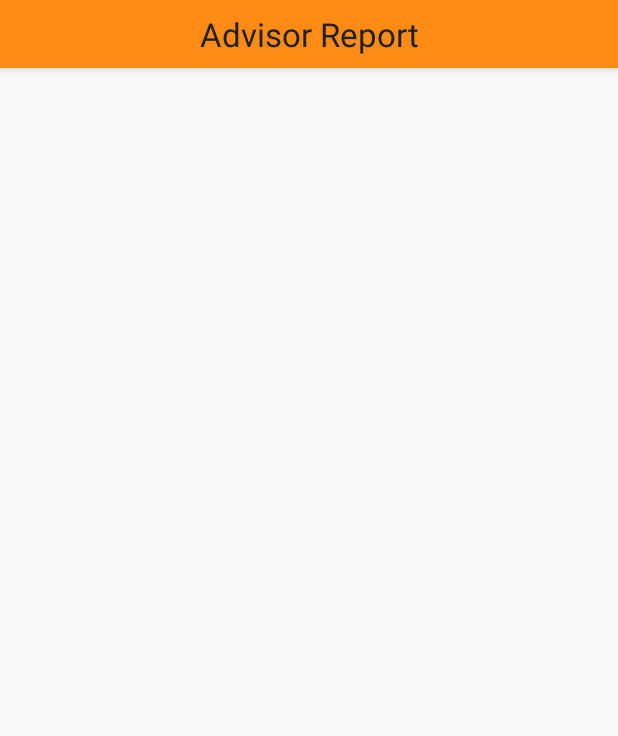
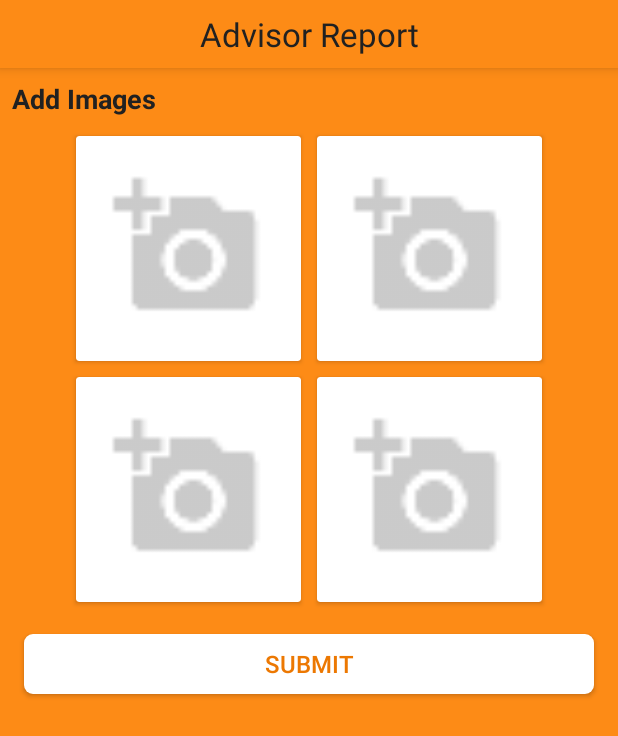
Before and after one commit to KingofMountains/SingleTeacherSchools, an Android app: the fragment CaptureFragment placed in its activity, on a phone screen of 412 x 824 dp. Shown: the top 736 px of the screen. Run offline under Robolectric (Android 15) with nearby library versions, the phone set to English and light mode, and no system bars.

Commit message:
capture frag 50 %

```diff
--- a/app/src/main/AndroidManifest.xml
+++ b/app/src/main/AndroidManifest.xml
@@ -1,6 +1,8 @@
 <?xml version="1.0" encoding="utf-8"?>
 <manifest xmlns:android="http://schemas.android.com/apk/res/android"
           package="com.sts.singleteacherschool">
+
+    <uses-permission android:name="android.permission.WRITE_EXTERNAL_STORAGE"/>
 
     <application
         android:allowBackup="true"
--- a/app/src/main/java/com/sts/singleteacherschool/CaptureFragment.java
+++ b/app/src/main/java/com/sts/singleteacherschool/CaptureFragment.java
@@ -1,14 +1,26 @@
 package com.sts.singleteacherschool;
 
+import android.app.Activity;
 import android.content.Context;
+import android.content.Intent;
+import android.graphics.Bitmap;
 import android.os.Bundle;
+import android.os.Environment;
+import android.provider.MediaStore;
 import android.support.v4.app.Fragment;
 import android.view.LayoutInflater;
 import android.view.View;
 import android.view.ViewGroup;
+import android.widget.ImageView;
+
+import java.io.File;
+import java.io.FileOutputStream;
+import java.io.IOException;
 
 public class CaptureFragment extends Fragment {
 
+    View v;
+    ImageView imgOne, imgTwo, imgThree, imgFour;
     private OnFragmentInteractionListener mListener;
 
     public CaptureFragment() {
@@ -21,15 +33,34 @@ public class CaptureFragment extends Fragment {
     }
 
     @Override
-    public View onCreateView(LayoutInflater inflater, ViewGroup container,Bundle savedInstanceState) {
-        return inflater.inflate(R.layout.fragment_capture, container, false);
+    public View onCreateView(LayoutInflater inflater, ViewGroup container, Bundle savedInstanceState) {
+        v = inflater.inflate(R.layout.fragment_capture, container, false);
+        init();
+        return v;
     }
 
-    public void onSubmitPressed() {
-        if (mListener != null) {
-            mListener.onFragmentInteraction("submit");
-        }
+    private void init() {
+
+        imgOne = (ImageView) v.findViewById(R.id.imageView01);
+        imgTwo = (ImageView) v.findViewById(R.id.imageView02);
+        imgThree = (ImageView) v.findViewById(R.id.imageView03);
+        imgFour = (ImageView) v.findViewById(R.id.imageView04);
+
+        imgOne.setOnClickListener(new OnImageClick());
+        imgTwo.setOnClickListener(new OnImageClick());
+        imgThree.setOnClickListener(new OnImageClick());
+        imgFour.setOnClickListener(new OnImageClick());
+
+        v.findViewById(R.id.btnSubmit).setOnClickListener(new View.OnClickListener() {
+            @Override
+            public void onClick(View v) {
+                if (mListener != null) {
+                    mListener.onFragmentInteraction("submit");
+                }
+            }
+        });
     }
+
 
     @Override
     public void onAttach(Context context) {
@@ -37,7 +68,18 @@ public class CaptureFragment extends Fragment {
         if (context instanceof OnFragmentInteractionListener) {
             mListener = (OnFragmentInteractionListener) context;
         } else {
-            throw new RuntimeException(context.toString()+ " must implement OnFragmentInteractionListener");
+            throw new RuntimeException(context.toString() + " must implement OnFragmentInteractionListener");
+        }
+    }
+
+    @SuppressWarnings("deprecation")
+    @Override
+    public void onAttach(Activity context) {
+        super.onAttach(context);
+        if (context instanceof OnFragmentInteractionListener) {
+            mListener = (OnFragmentInteractionListener) context;
+        } else {
+            throw new RuntimeException(context.toString() + " must implement OnFragmentInteractionListener");
         }
     }
 
@@ -47,4 +89,30 @@ public class CaptureFragment extends Fragment {
         mListener = null;
     }
 
+    @Override
+    public void onActivityResult(int requestCode, int resultCode, Intent data) {
+        super.onActivityResult(requestCode, resultCode, data);
+
+        if (requestCode == 101 && resultCode == Activity.RESULT_OK && null != data) {
+
+            Bitmap photo = (Bitmap) data.getExtras().get("data");
+            try {
+                File outFile = new File(Environment.getExternalStorageDirectory(), "test.jpeg");
+                FileOutputStream fos = new FileOutputStream(outFile);
+                photo.compress(Bitmap.CompressFormat.PNG, 100, fos);
+                fos.flush();
+                fos.close();
+            } catch (IOException e) {
+                e.printStackTrace();
+            }
+        }
+    }
+
+    private class OnImageClick implements View.OnClickListener {
+        @Override
+        public void onClick(View v) {
+            Intent cameraIntent = new Intent(MediaStore.ACTION_IMAGE_CAPTURE);
+            getActivity().startActivityFromFragment(CaptureFragment.this, cameraIntent, 101);
+        }
+    }
 }
--- a/app/src/main/res/layout/fragment_capture.xml
+++ b/app/src/main/res/layout/fragment_capture.xml
@@ -1,8 +1,105 @@
 <FrameLayout xmlns:android="http://schemas.android.com/apk/res/android"
+             xmlns:app="http://schemas.android.com/apk/res-auto"
              xmlns:tools="http://schemas.android.com/tools"
              android:layout_width="match_parent"
              android:layout_height="match_parent"
              tools:context="com.sts.singleteacherschool.CaptureFragment">
 
+    <LinearLayout
+        android:layout_width="match_parent"
+        android:layout_height="match_parent"
+        android:background="@color/colorPrimary"
+        android:orientation="vertical">
+
+        <TextView
+            style="@style/formTitleLabelStyle"
+            android:layout_width="match_parent"
+            android:gravity="start"
+            android:text="@string/add_images"/>
+
+        <LinearLayout
+            android:layout_width="match_parent"
+            android:layout_height="wrap_content"
+            android:gravity="center"
+            android:orientation="horizontal">
+
+            <android.support.v7.widget.CardView
+                android:layout_width="wrap_content"
+                android:layout_height="wrap_content"
+                android:layout_margin="5dp">
+
+                <ImageView
+                    android:id="@+id/imageView01"
+                    android:layout_width="150dp"
+                    android:layout_height="150dp"
+                    android:tint="@color/divider"
+                    app:srcCompat="@drawable/capture_image"/>
+
+            </android.support.v7.widget.CardView>
+
+            <android.support.v7.widget.CardView
+                android:layout_width="wrap_content"
+                android:layout_height="wrap_content"
+                android:layout_margin="5dp">
+
+                <ImageView
+                    android:id="@+id/imageView02"
+                    android:layout_width="150dp"
+                    android:layout_height="150dp"
+                    android:tint="@color/divider"
+                    app:srcCompat="@drawable/capture_image"/>
+
+            </android.support.v7.widget.CardView>
+
+        </LinearLayout>
+
+        <LinearLayout
+            android:layout_width="match_parent"
+            android:layout_height="wrap_content"
+            android:gravity="center"
+            android:orientation="horizontal">
+
+            <android.support.v7.widget.CardView
+                android:layout_width="wrap_content"
+                android:layout_height="wrap_content"
+                android:layout_margin="5dp">
+
+                <ImageView
+                    android:id="@+id/imageView03"
+                    android:layout_width="150dp"
+                    android:tint="@color/divider"
+                    android:layout_height="150dp"
+                    app:srcCompat="@drawable/capture_image"/>
+
+            </android.support.v7.widget.CardView>
+
+            <android.support.v7.widget.CardView
+                android:layout_width="wrap_content"
+                android:layout_height="wrap_content"
+                android:layout_margin="5dp">
+
+                <ImageView
+                    android:id="@+id/imageView04"
+                    android:layout_width="150dp"
+                    android:layout_height="150dp"
+                    android:tint="@color/divider"
+                    app:srcCompat="@drawable/capture_image"/>
+
+            </android.support.v7.widget.CardView>
+
+        </LinearLayout>
+
+
+        <Button
+            android:id="@+id/btnSubmit"
+            style="@style/loginLabelStyle"
+            android:layout_width="match_parent"
+            android:background="@drawable/curvedborder_white"
+            android:text="@string/submit"
+            android:textColor="@color/colorPrimaryDark"/>
+
+
+    </LinearLayout>
+
 
 </FrameLayout>
--- a/app/src/main/res/values/strings.xml
+++ b/app/src/main/res/values/strings.xml
@@ -18,4 +18,6 @@
 
     <!-- TODO: Remove or change this placeholder text -->
     <string name="hello_blank_fragment">Hello blank fragment</string>
+    <string name="add_images">Add Images</string>
+    <string name="submit">Submit</string>
 </resources>
```
Also changed, not shown: app/src/main/res/drawable-xxhdpi/capture_image.png (added).
